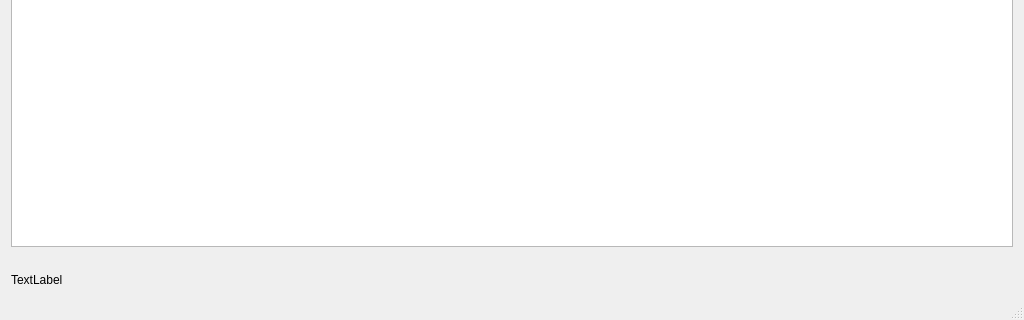
follower/crustation, file mainwindow.ui: the form before one commit; both pictures show x 0 to 1024 and y 368 to 688 of the 1024 by 688 pixel window.
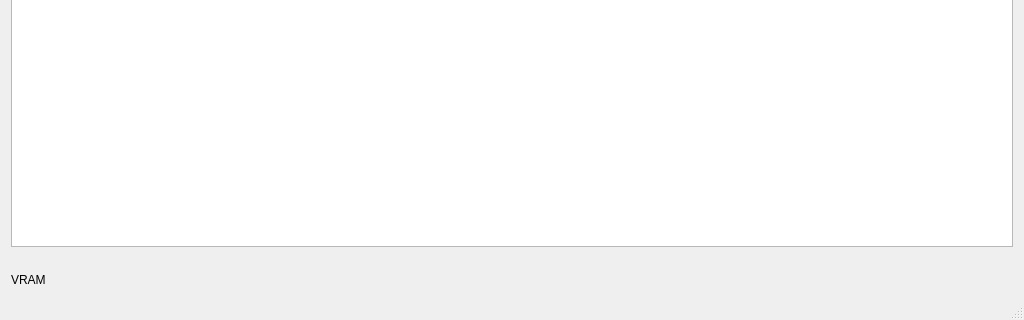
The form after the commit.

Commit message: Change VRAM image label to be useful.

The edit to the form file:
```diff
--- a/mainwindow.ui
+++ b/mainwindow.ui
@@ -43,7 +43,7 @@
     <item>
      <widget class="QLabel" name="label_2">
       <property name="text">
-       <string>TextLabel</string>
+       <string>VRAM</string>
       </property>
      </widget>
     </item>
```
